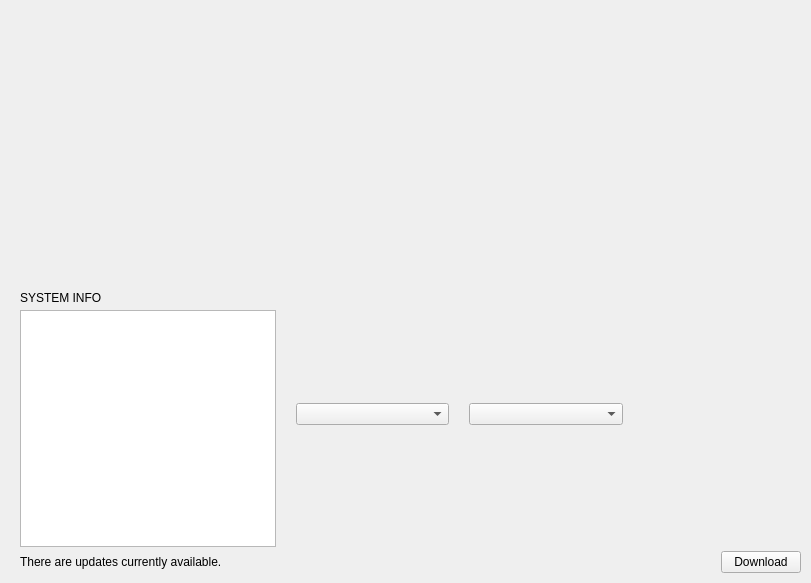
The window that shared/nexis/Pages/Dashboard/dashboard_page.ui (s4solutionsllc/Nexis) describes before a commit, drawn with Qt 5.
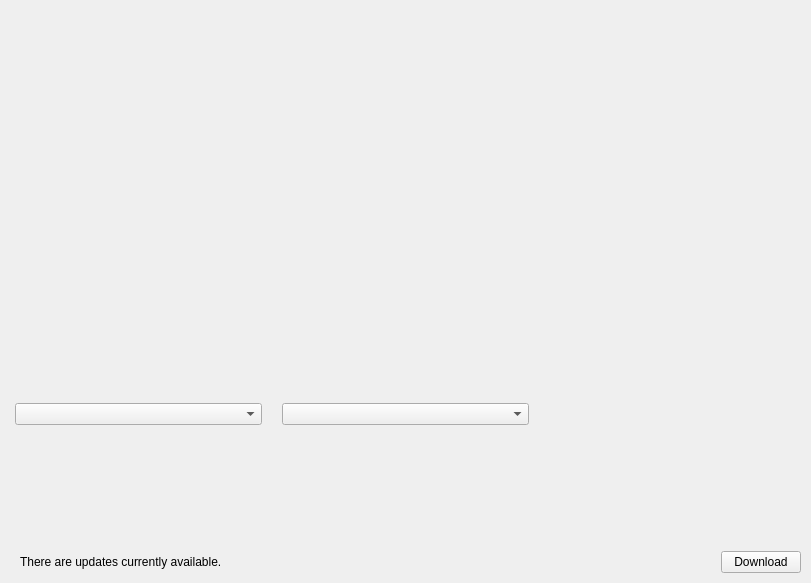
The same window after the commit.

Commit message: feat: add kiosk mode (FR-28) and hardware info tab (FR-12)

Patch:
```diff
--- a/shared/nexis/Pages/Dashboard/dashboard_page.ui
+++ b/shared/nexis/Pages/Dashboard/dashboard_page.ui
@@ -71,97 +71,6 @@
    </item>
    <!-- Row 1, Col 0: System Info -->
    <item row="1" column="0">
-    <widget class="QWidget" name="systemInfo" native="true">
-     <property name="sizePolicy">
-      <sizepolicy hsizetype="Expanding" vsizetype="Expanding">
-       <horstretch>0</horstretch>
-       <verstretch>0</verstretch>
-      </sizepolicy>
-     </property>
-     <property name="minimumSize">
-      <size>
-       <width>200</width>
-       <height>0</height>
-      </size>
-     </property>
-     <property name="focusPolicy">
-      <enum>Qt::WheelFocus</enum>
-     </property>
-     <layout class="QVBoxLayout" name="verticalLayout">
-      <property name="spacing">
-       <number>5</number>
-      </property>
-      <property name="leftMargin">
-       <number>15</number>
-      </property>
-      <property name="topMargin">
-       <number>0</number>
-      </property>
-      <property name="rightMargin">
-       <number>10</number>
-      </property>
-      <property name="bottomMargin">
-       <number>0</number>
-      </property>
-      <item>
-       <spacer name="verticalSpacer_2">
-        <property name="orientation">
-         <enum>Qt::Vertical</enum>
-        </property>
-        <property name="sizeType">
-         <enum>QSizePolicy::Fixed</enum>
-        </property>
-        <property name="sizeHint" stdset="0">
-         <size>
-          <width>20</width>
-          <height>15</height>
-         </size>
-        </property>
-       </spacer>
-      </item>
-      <item>
-       <widget class="QLabel" name="lblSystemInfoTitle">
-        <property name="text">
-         <string>SYSTEM INFO</string>
-        </property>
-       </widget>
-      </item>
-      <item>
-       <widget class="QListView" name="listViewSystemInfo">
-        <property name="focusPolicy">
-         <enum>Qt::NoFocus</enum>
-        </property>
-        <property name="verticalScrollBarPolicy">
-         <enum>Qt::ScrollBarAlwaysOff</enum>
-        </property>
-        <property name="horizontalScrollBarPolicy">
-         <enum>Qt::ScrollBarAlwaysOff</enum>
-        </property>
-        <property name="autoScroll">
-         <bool>false</bool>
-        </property>
-        <property name="editTriggers">
-         <set>QAbstractItemView::NoEditTriggers</set>
-        </property>
-        <property name="selectionMode">
-         <enum>QAbstractItemView::NoSelection</enum>
-        </property>
-        <property name="selectionBehavior">
-         <enum>QAbstractItemView::SelectRows</enum>
-        </property>
-        <property name="spacing">
-         <number>5</number>
-        </property>
-        <property name="wordWrap">
-         <bool>true</bool>
-        </property>
-       </widget>
-      </item>
-     </layout>
-    </widget>
-   </item>
-   <!-- Row 1, Col 1: Temperature container -->
-   <item row="1" column="1">
     <widget class="QWidget" name="tempContainer" native="true">
      <property name="sizePolicy">
       <sizepolicy hsizetype="Expanding" vsizetype="Expanding">
@@ -198,8 +107,8 @@
      </layout>
     </widget>
    </item>
-   <!-- Row 1, Col 2: GPU container -->
-   <item row="1" column="2">
+   <!-- Row 1, Col 1: GPU container -->
+   <item row="1" column="1">
     <widget class="QWidget" name="gpuContainer" native="true">
      <property name="sizePolicy">
       <sizepolicy hsizetype="Expanding" vsizetype="Expanding">
@@ -236,8 +145,8 @@
      </layout>
     </widget>
    </item>
-   <!-- Row 1, Col 3: Line Bars (Download / Upload stacked) -->
-   <item row="1" column="3">
+   <!-- Row 1, Col 2: Line Bars (Download / Upload stacked) -->
+   <item row="1" column="2">
     <widget class="QWidget" name="lineBars" native="true">
      <property name="sizePolicy">
       <sizepolicy hsizetype="Expanding" vsizetype="Expanding">
```
Left out of the diff: 8 changed lines with no effect on the pictures. The commit also changes 17 other files.
